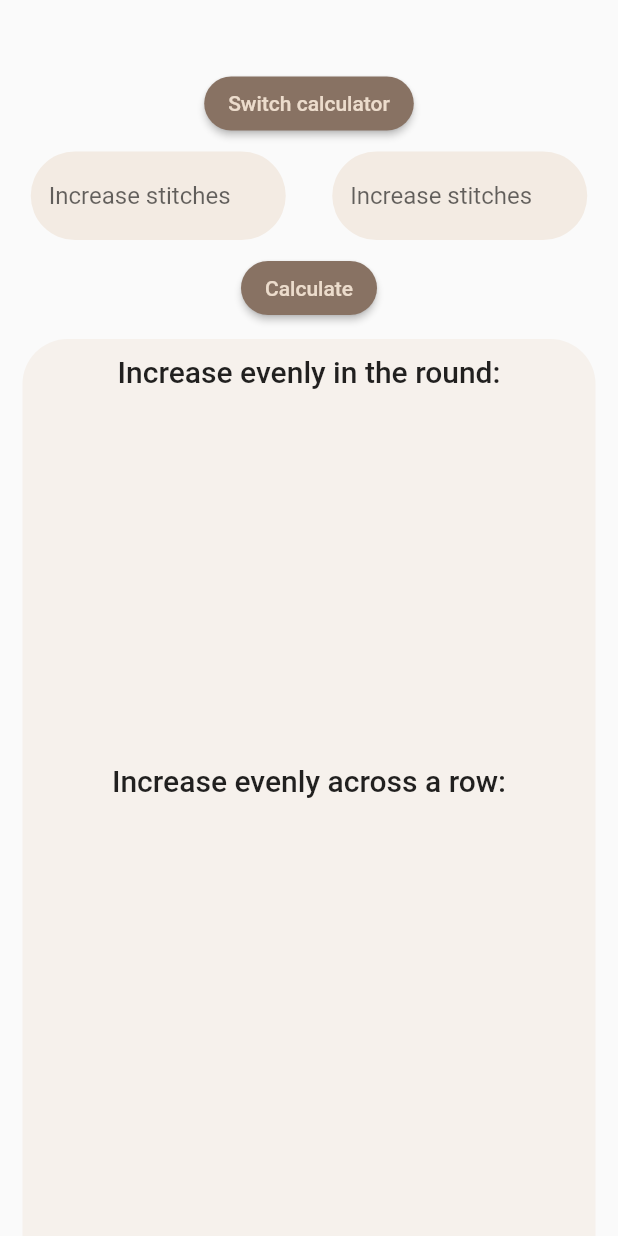
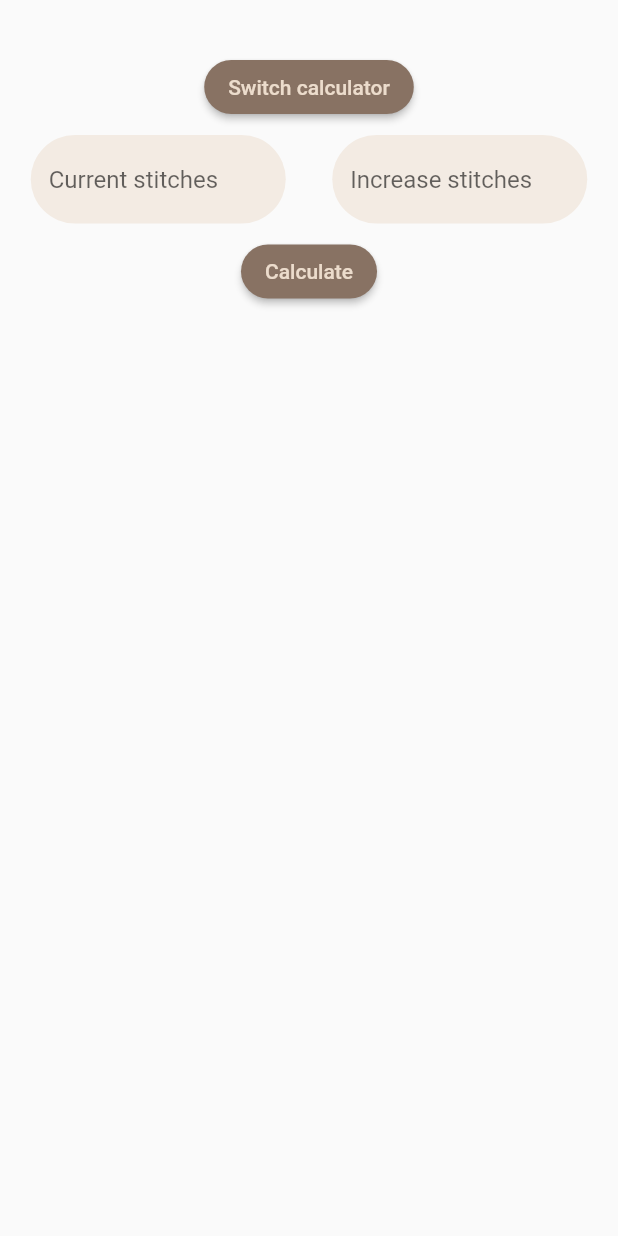
Before and after one commit to Andsah/knitting_tools_app, a Flutter app: the CalcScreen screen opened directly, on a phone screen of 412 x 824 dp. Run offline on Flutter 3.47's test engine with Material 2 defaults, Android fonts, the phone set to English and light mode, and no system bars; our stand-ins replace google_fonts, rive.

Commit message:
little fix

```diff
--- a/lib/screens/calc_screen.dart
+++ b/lib/screens/calc_screen.dart
@@ -11,6 +11,7 @@ class CalcScreen extends StatefulWidget {
 
 class _CalcScreenState extends State<CalcScreen> with TickerProviderStateMixin {
   bool increaseSelected = true;
+  bool answerCalculated = false;
   late int currentSts;
   late int changeSts;
   Map<String, List<String>> answers = {"round": [], "row": []};
@@ -239,12 +240,12 @@ class _CalcScreenState extends State<CalcScreen> with TickerProviderStateMixin {
       BuildContext context, String prefix, Function calcFunc) {
     return SingleChildScrollView(
       child: Container(
-        padding: const EdgeInsets.all(5),
+        padding: const EdgeInsets.only(top: 4, left: 5, right: 5, bottom: 5),
         child: Form(
           key: _formKey,
           child: Column(
             children: <Widget>[
-              const SizedBox(height: 40),
+              const SizedBox(height: 30),
               ElevatedButton(
                   style: ButtonStyle(
                       backgroundColor: MaterialStateColor.resolveWith((states) {
@@ -301,7 +302,7 @@ class _CalcScreenState extends State<CalcScreen> with TickerProviderStateMixin {
                                 borderRadius: const BorderRadius.horizontal(
                                     left: Radius.circular(30),
                                     right: Radius.circular(30))),
-                            hintText: '${prefix}crease stitches',
+                            hintText: 'Current stitches',
                           ),
                           keyboardType: TextInputType.number,
                           onChanged: (String value) {
@@ -398,11 +399,14 @@ class _CalcScreenState extends State<CalcScreen> with TickerProviderStateMixin {
                     if (_formKey.currentState!.validate()) {
                       setState(() {
                         answers = calcFunc();
+                        answerCalculated = true;
                       });
                     }
                   },
                   child: const Text("Calculate")),
-              Container(
+              Visibility(
+                visible: answerCalculated,
+                child: Container(
                     width: double.maxFinite,
                     padding: const EdgeInsets.only(top: 10),
                     margin: const EdgeInsets.all(10),
@@ -448,8 +452,9 @@ class _CalcScreenState extends State<CalcScreen> with TickerProviderStateMixin {
                                 })
                             : SizedBox.fromSize(),
                       ),
-                    SizedBox(height: 100)
+                      const SizedBox(height: 100)
                     ])),
+              ),
             ],
           ),
         ),
```
Lines whose indentation alone changed are shown as unchanged.
